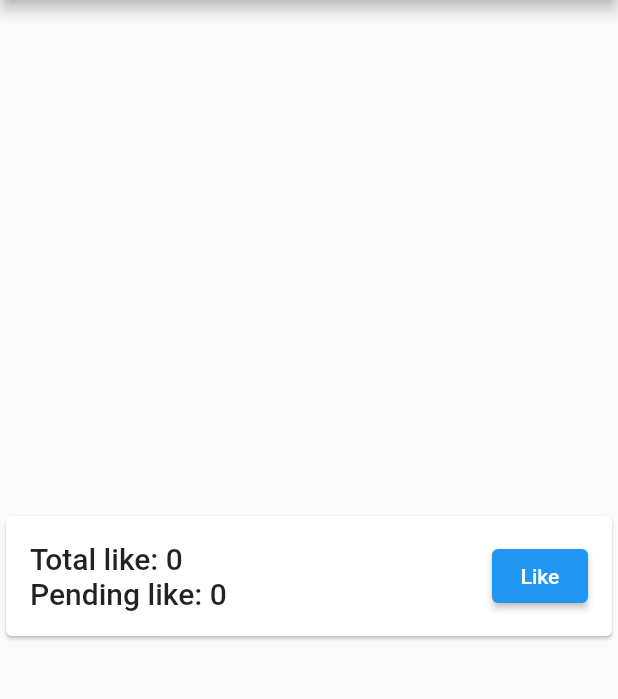
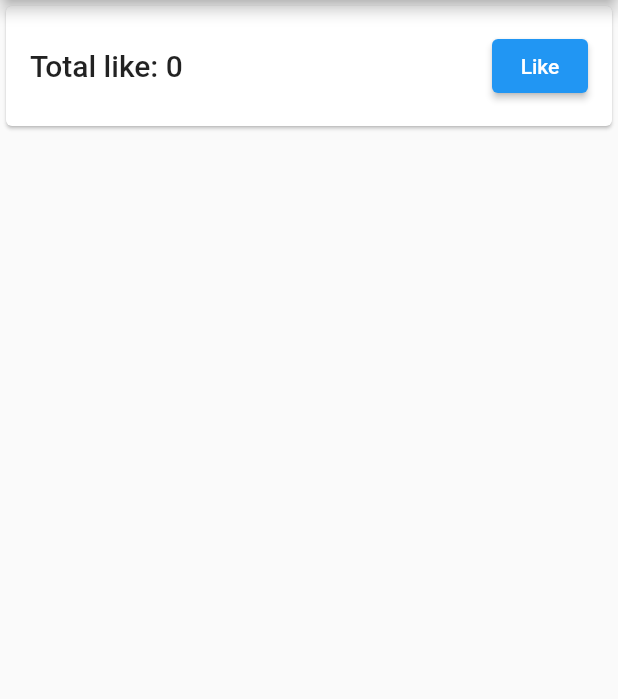
Before and after one commit to pokemonni01/flutter_debounce_button, a Flutter app: the screen it shows after launch, on a phone screen of 412 x 824 dp, the part 84-783 px from its top. Run offline on Flutter 3.47's test engine with Material 2 defaults, Android fonts, the phone set to English and light mode, and no system bars.

Commit message:
Update home page UI

```diff
--- a/lib/main.dart
+++ b/lib/main.dart
@@ -57,8 +57,8 @@ class _MyHomePageState extends State<MyHomePage> {
       appBar: AppBar(
         title: Text(widget.title),
       ),
-      body: Center(
-        child: Column(
+      body: Column(
+        mainAxisSize: MainAxisSize.min,
         mainAxisAlignment: MainAxisAlignment.center,
         children: <Widget>[
           Card(
@@ -68,10 +68,7 @@ class _MyHomePageState extends State<MyHomePage> {
                 mainAxisAlignment: MainAxisAlignment.start,
                 children: [
                   Expanded(
-                      child: Column(
-                        crossAxisAlignment: CrossAxisAlignment.start,
-                        children: <Widget>[
-                          Row(
+                    child: Row(
                       children: [
                         Text(
                           'Total like: ',
@@ -81,20 +78,6 @@ class _MyHomePageState extends State<MyHomePage> {
                           '$_counter',
                           style: Theme.of(context).textTheme.headline6,
                         )
-                            ],
-                          ),
-                          Row(
-                            children: [
-                              Text(
-                                'Pending like: ',
-                                style: Theme.of(context).textTheme.headline6,
-                              ),
-                              Text(
-                                '$_counter',
-                                style: Theme.of(context).textTheme.headline6,
-                              )
-                            ],
-                          ),
                       ],
                     ),
                   ),
@@ -112,7 +95,6 @@ class _MyHomePageState extends State<MyHomePage> {
           ),
         ],
       ),
-      ),
     );
   }
 }
```
Lines whose indentation alone changed are shown as unchanged.
